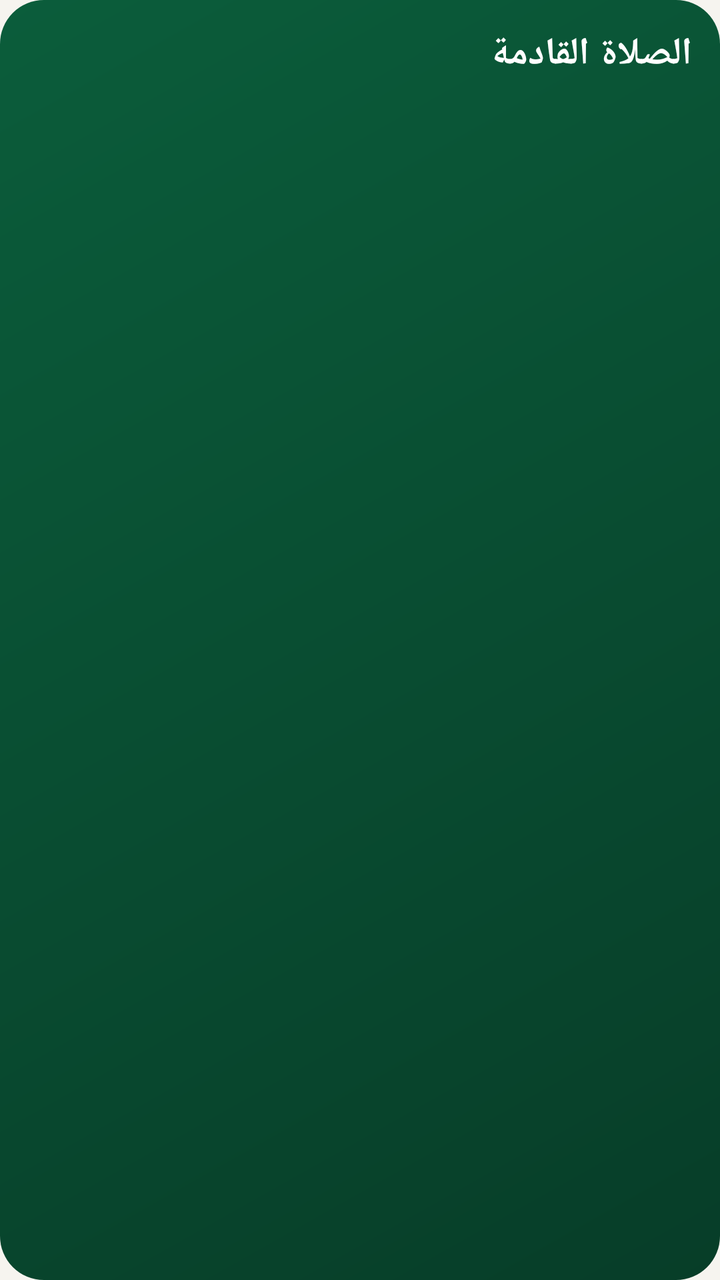
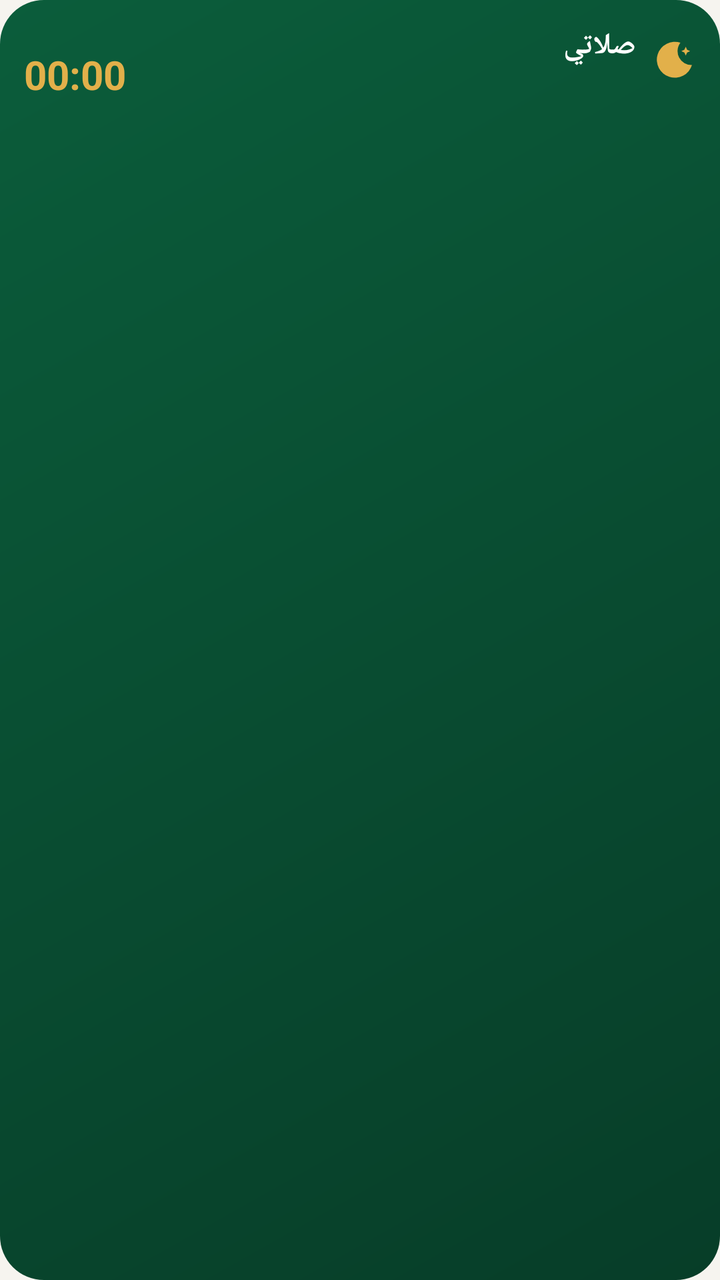

Screens rendered from an Android XML layout before and after an edit, with the pre-edit source and the edit as a unified diff.
<!-- AndroidManifest.xml: application theme Theme.Salaty -->
<!-- res/layout/widget_times.xml -->
<?xml version="1.0" encoding="utf-8"?>
<LinearLayout xmlns:android="http://schemas.android.com/apk/res/android"
    android:id="@+id/wRoot"
    android:layout_width="match_parent"
    android:layout_height="match_parent"
    android:orientation="vertical"
    android:layoutDirection="rtl"
    android:background="@drawable/bg_widget"
    android:padding="14dp">

    <LinearLayout
        android:layout_width="match_parent"
        android:layout_height="wrap_content"
        android:orientation="horizontal"
        android:gravity="center_vertical">

        <TextView
            android:id="@+id/wName"
            android:layout_width="wrap_content"
            android:layout_height="wrap_content"
            android:textColor="#FFFFFF"
            android:textSize="19sp"
            android:textStyle="bold"
            android:text="الصلاة القادمة" />

        <TextView
            android:id="@+id/wTime"
            android:layout_width="0dp"
            android:layout_height="wrap_content"
            android:layout_weight="1"
            android:layout_marginStart="10dp"
            android:textColor="#C8A951"
            android:textSize="19sp"
            android:textStyle="bold" />

        <TextView
            android:id="@+id/wCity"
            android:layout_width="wrap_content"
            android:layout_height="wrap_content"
            android:textColor="#9FC9B6"
            android:textSize="11sp" />
    </LinearLayout>

    <TextView
        android:id="@+id/wLeft"
        android:layout_width="wrap_content"
        android:layout_height="wrap_content"
        android:layout_marginTop="2dp"
        android:textColor="#CFEBDD"
        android:textSize="12sp" />

    <TextView
        android:id="@+id/wAll"
        android:layout_width="match_parent"
        android:layout_height="wrap_content"
        android:layout_marginTop="8dp"
        android:textColor="#E6F3EC"
        android:textSize="11sp" />
</LinearLayout>
<!-- resources referenced by this layout -->
<resources>
  <!-- drawable bg_widget (drawable) -->
  <?xml version="1.0" encoding="utf-8"?>
  <shape xmlns:android="http://schemas.android.com/apk/res/android"
      android:shape="rectangle">
      <corners android:radius="22dp" />
      <gradient
          android:angle="315"
          android:startColor="#0B5D3B"
          android:endColor="#073D28" />
  </shape>
  <style name="Theme.Salaty" parent="Theme.Material3.DayNight.NoActionBar">
          <item name="colorPrimary">@color/green_700</item>
          <item name="colorOnPrimary">#FFFFFF</item>
          <item name="colorPrimaryContainer">@color/green_100</item>
          <item name="colorOnPrimaryContainer">@color/green_900</item>
          <item name="colorSecondary">@color/gold</item>
          <item name="colorOnSecondary">#20180A</item>
          <item name="android:colorBackground">@color/bg</item>
          <item name="colorSurface">@color/surface</item>
          <item name="colorOnSurface">@color/ink</item>
          <item name="colorOutline">@color/divider</item>
          <item name="android:statusBarColor">@color/green_900</item>
          <item name="android:navigationBarColor">@color/bg</item>
          <item name="android:windowLightStatusBar" tools:targetApi="m">false</item>
      </style>
  <color name="green_700">#0B5D3B</color>
  <color name="green_100">#DCEFE5</color>
  <color name="green_900">#073D28</color>
  <color name="gold">#C8A951</color>
  <color name="bg">#F6F4EF</color>
  <color name="surface">#FFFFFF</color>
  <color name="ink">#17211C</color>
  <color name="divider">#E6E3DC</color>
</resources>

<!-- the commit's change to res/layout/widget_times.xml (unified diff, before → after) -->
@@ -6,7 +6,10 @@
     android:orientation="vertical"
     android:layoutDirection="rtl"
     android:background="@drawable/bg_widget"
-    android:padding="14dp">
+    android:paddingStart="12dp"
+    android:paddingEnd="12dp"
+    android:paddingTop="10dp"
+    android:paddingBottom="8dp">
 
     <LinearLayout
         android:layout_width="match_parent"
@@ -14,46 +17,118 @@
         android:orientation="horizontal"
         android:gravity="center_vertical">
 
-        <TextView
-            android:id="@+id/wName"
-            android:layout_width="wrap_content"
-            android:layout_height="wrap_content"
-            android:textColor="#FFFFFF"
-            android:textSize="19sp"
-            android:textStyle="bold"
-            android:text="الصلاة القادمة" />
+        <ImageView
+            android:layout_width="22dp"
+            android:layout_height="22dp"
+            android:src="@drawable/ic_widget_moon"
+            android:importantForAccessibility="no" />
 
-        <TextView
-            android:id="@+id/wTime"
+        <LinearLayout
             android:layout_width="0dp"
             android:layout_height="wrap_content"
             android:layout_weight="1"
-            android:layout_marginStart="10dp"
-            android:textColor="#C8A951"
-            android:textSize="19sp"
-            android:textStyle="bold" />
+            android:layout_marginStart="8dp"
+            android:orientation="vertical">
+
+            <TextView
+                android:id="@+id/wHijri"
+                android:layout_width="wrap_content"
+                android:layout_height="wrap_content"
+                android:textColor="#FFFFFF"
+                android:textSize="15sp"
+                android:textStyle="bold"
+                android:maxLines="1"
+                android:ellipsize="end"
+                android:text="صلاتي" />
+
+            <TextView
+                android:id="@+id/wCity"
+                android:layout_width="wrap_content"
+                android:layout_height="wrap_content"
+                android:textColor="#CFEBDD"
+                android:textSize="11sp"
+                android:maxLines="1" />
+        </LinearLayout>
+
+        <LinearLayout
+            android:layout_width="wrap_content"
+            android:layout_height="wrap_content"
+            android:orientation="vertical"
+            android:gravity="center_horizontal">
+
+            <TextView
+                android:id="@+id/wNext"
+                android:layout_width="wrap_content"
+                android:layout_height="wrap_content"
+                android:textColor="#CFEBDD"
+                android:textSize="10sp" />
+
+            <Chronometer
+                android:id="@+id/wCount"
+                android:layout_width="wrap_content"
+                android:layout_height="wrap_content"
+                android:textColor="#E2B04A"
+                android:textSize="20sp"
+                android:textStyle="bold"
+                android:layoutDirection="ltr" />
+        </LinearLayout>
+    </LinearLayout>
+
+    <ImageView
+        android:id="@+id/wStrip"
+        android:layout_width="match_parent"
+        android:layout_height="0dp"
+        android:layout_weight="1"
+        android:layout_marginTop="6dp"
+        android:scaleType="fitCenter"
+        android:importantForAccessibility="no" />
+
+    <LinearLayout
+        android:layout_width="match_parent"
+        android:layout_height="wrap_content"
+        android:layout_marginTop="4dp"
+        android:orientation="horizontal"
+        android:gravity="center_vertical">
 
         <TextView
-            android:id="@+id/wCity"
+            android:id="@+id/wDua"
+            android:layout_width="0dp"
+            android:layout_height="wrap_content"
+            android:layout_weight="1"
+            android:textColor="#F3D27A"
+            android:textSize="13sp"
+            android:maxLines="2"
+            android:ellipsize="end" />
+
+        <TextView
+            android:id="@+id/wPrayed"
             android:layout_width="wrap_content"
             android:layout_height="wrap_content"
-            android:textColor="#9FC9B6"
-            android:textSize="11sp" />
+            android:layout_marginStart="6dp"
+            android:background="@drawable/bg_widget_btn"
+            android:paddingStart="12dp"
+            android:paddingEnd="12dp"
+            android:paddingTop="4dp"
+            android:paddingBottom="4dp"
+            android:textColor="#FFFFFF"
+            android:textSize="12sp"
+            android:textStyle="bold"
+            android:visibility="gone" />
+
+        <TextView
+            android:id="@+id/wJamaa"
+            android:layout_width="wrap_content"
+            android:layout_height="wrap_content"
+            android:layout_marginStart="6dp"
+            android:background="@drawable/bg_widget_btn"
+            android:paddingStart="10dp"
+            android:paddingEnd="10dp"
+            android:paddingTop="4dp"
+            android:paddingBottom="4dp"
+            android:textColor="#FFFFFF"
+            android:textSize="12sp"
+            android:textStyle="bold"
+            android:text="جماعة"
+            android:visibility="gone" />
     </LinearLayout>
-
-    <TextView
-        android:id="@+id/wLeft"
-        android:layout_width="wrap_content"
-        android:layout_height="wrap_content"
-        android:layout_marginTop="2dp"
-        android:textColor="#CFEBDD"
-        android:textSize="12sp" />
-
-    <TextView
-        android:id="@+id/wAll"
-        android:layout_width="match_parent"
-        android:layout_height="wrap_content"
-        android:layout_marginTop="8dp"
-        android:textColor="#E6F3EC"
-        android:textSize="11sp" />
 </LinearLayout>
<!-- resource entries referenced after the edit -->
@@ -10,6 +10,27 @@
           android:startColor="#0B5D3B"
           android:endColor="#073D28" />
   </shape>
+  <!-- drawable bg_widget_btn (drawable) -->
+  <?xml version="1.0" encoding="utf-8"?>
+  <shape xmlns:android="http://schemas.android.com/apk/res/android"
+      android:shape="rectangle">
+      <corners android:radius="20dp" />
+      <solid android:color="#22FFFFFF" />
+      <stroke android:width="1dp" android:color="#88E2B04A" />
+  </shape>
+  <!-- drawable ic_widget_moon (drawable) -->
+  <vector xmlns:android="http://schemas.android.com/apk/res/android"
+      android:width="24dp"
+      android:height="24dp"
+      android:viewportWidth="24"
+      android:viewportHeight="24">
+      <path
+          android:fillColor="#FFE2B04A"
+          android:pathData="M15.5,2.2A9.8,9.8 0 1 0 21.8,14.4 7.6,7.6 0 0 1 15.5,2.2z" />
+      <path
+          android:fillColor="#FFE2B04A"
+          android:pathData="M18.4,4.4l0.75,1.65 1.65,0.75 -1.65,0.75 -0.75,1.65 -0.75,-1.65 -1.65,-0.75 1.65,-0.75z" />
+  </vector>
   <style name="Theme.Salaty" parent="Theme.Material3.DayNight.NoActionBar">
           <item name="colorPrimary">@color/green_700</item>
           <item name="colorOnPrimary">#FFFFFF</item>
